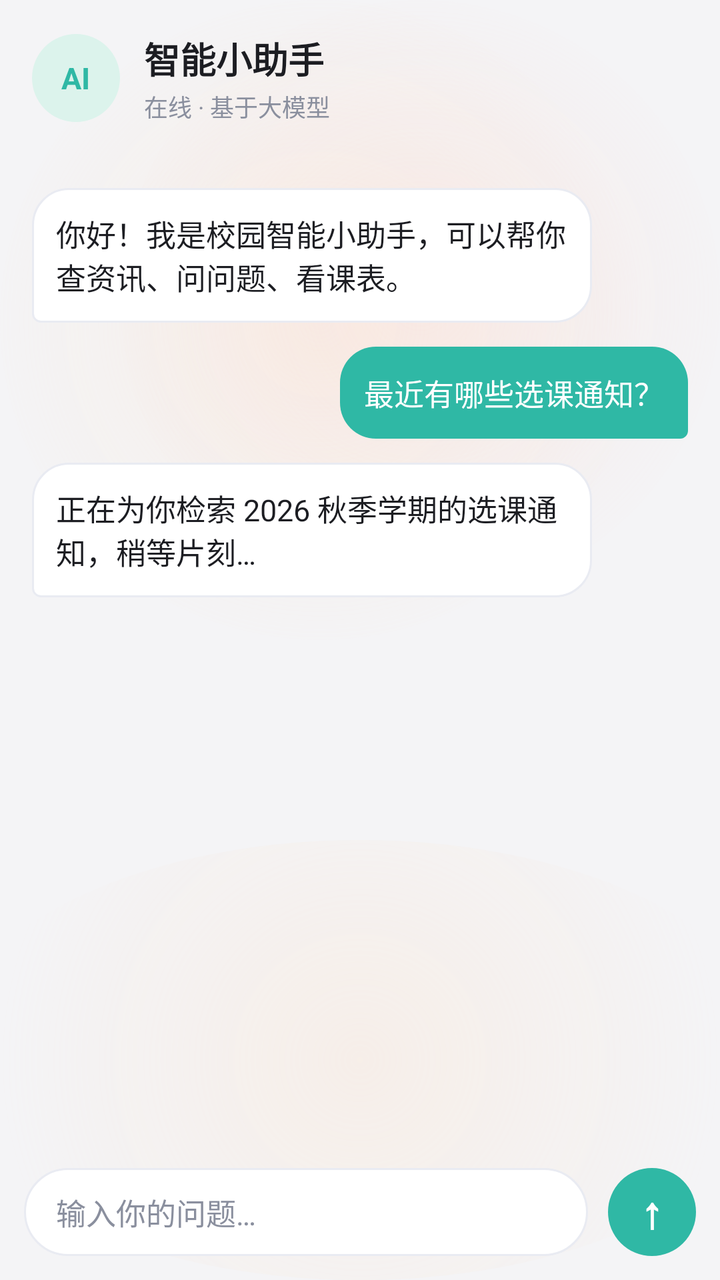
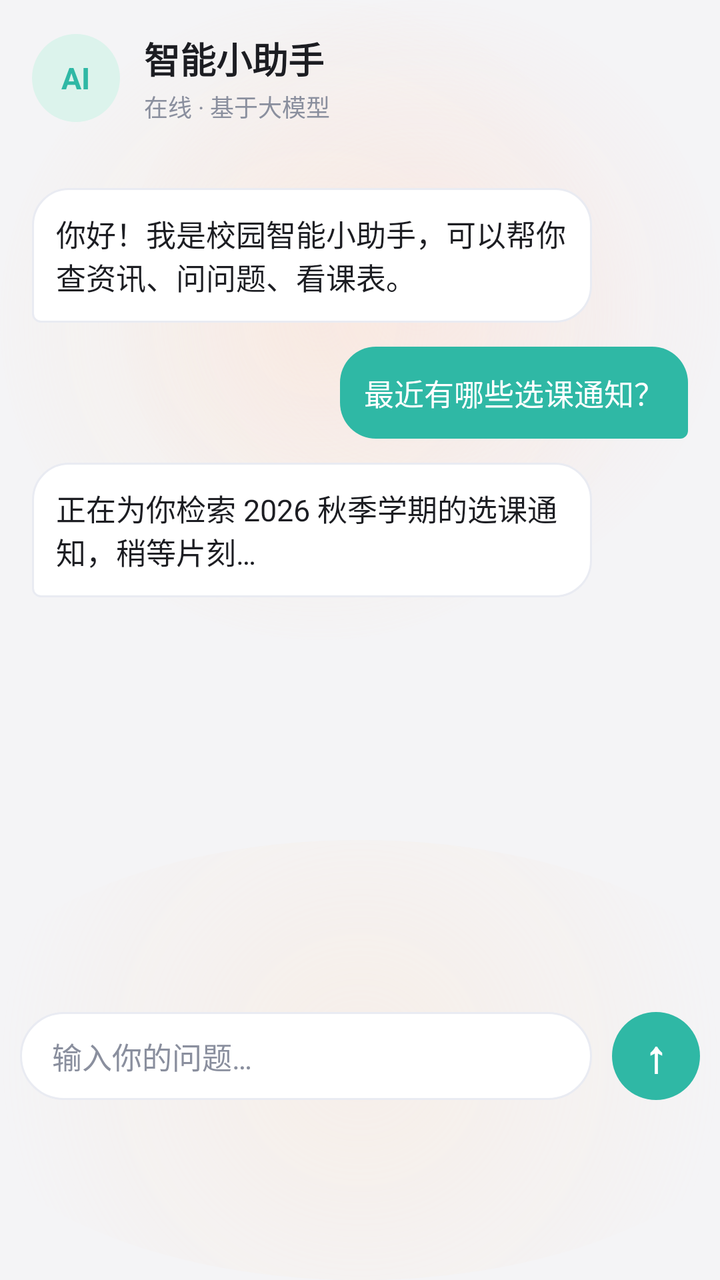

Before-and-after screenshots of an Android layout around one commit, followed by the original layout XML and the change that was made.
<!-- AndroidManifest.xml: application theme Theme.SEU_agent -->
<!-- res/layout/fragment_agent.xml -->
<?xml version="1.0" encoding="utf-8"?>
<LinearLayout xmlns:android="http://schemas.android.com/apk/res/android"
    xmlns:app="http://schemas.android.com/apk/res-auto"
    android:layout_width="match_parent"
    android:layout_height="match_parent"
    android:background="@drawable/bg_header_gradient"
    android:orientation="vertical">

    
    <LinearLayout
        android:layout_width="match_parent"
        android:layout_height="wrap_content"
        android:gravity="center_vertical"
        android:orientation="horizontal"
        android:padding="16dp">

        <FrameLayout
            android:layout_width="44dp"
            android:layout_height="44dp"
            android:background="@drawable/bg_avatar">

            <TextView
                android:layout_width="wrap_content"
                android:layout_height="wrap_content"
                android:layout_gravity="center"
                android:text="AI"
                android:textColor="@color/brand_primary"
                android:textSize="15sp"
                android:textStyle="bold" />
        </FrameLayout>

        <LinearLayout
            android:layout_width="0dp"
            android:layout_height="wrap_content"
            android:layout_marginStart="12dp"
            android:layout_weight="1"
            android:orientation="vertical">

            <TextView
                android:layout_width="wrap_content"
                android:layout_height="wrap_content"
                android:text="智能小助手"
                android:textColor="@color/text_primary"
                android:textSize="18sp"
                android:textStyle="bold" />

            <TextView
                android:layout_width="wrap_content"
                android:layout_height="wrap_content"
                android:layout_marginTop="2dp"
                android:text="在线 · 基于大模型"
                android:textColor="@color/text_secondary"
                android:textSize="12sp" />
        </LinearLayout>
    </LinearLayout>

    
    <ScrollView
        android:id="@+id/chat_scroll"
        android:layout_width="match_parent"
        android:layout_height="0dp"
        android:layout_weight="1"
        android:padding="16dp"
        android:scrollbars="none">

        <LinearLayout
            android:id="@+id/chat_container"
            android:layout_width="match_parent"
            android:layout_height="wrap_content"
            android:orientation="vertical">

            
            <LinearLayout
                android:layout_width="match_parent"
                android:layout_height="wrap_content"
                android:gravity="start"
                android:orientation="vertical">

                <TextView
                    android:layout_width="wrap_content"
                    android:layout_height="wrap_content"
                    android:background="@drawable/bg_chat_bot"
                    android:maxWidth="280dp"
                    android:padding="12dp"
                    android:text="你好！我是校园智能小助手，可以帮你查资讯、问问题、看课表。"
                    android:textColor="@color/text_primary"
                    android:textSize="15sp" />
            </LinearLayout>

            
            <LinearLayout
                android:layout_width="match_parent"
                android:layout_height="wrap_content"
                android:layout_marginTop="12dp"
                android:gravity="end"
                android:orientation="vertical">

                <TextView
                    android:layout_width="wrap_content"
                    android:layout_height="wrap_content"
                    android:background="@drawable/bg_chat_user"
                    android:maxWidth="280dp"
                    android:padding="12dp"
                    android:text="最近有哪些选课通知？"
                    android:textColor="#FFFFFF"
                    android:textSize="15sp" />
            </LinearLayout>

            
            <LinearLayout
                android:layout_width="match_parent"
                android:layout_height="wrap_content"
                android:layout_marginTop="12dp"
                android:gravity="start"
                android:orientation="vertical">

                <TextView
                    android:layout_width="wrap_content"
                    android:layout_height="wrap_content"
                    android:background="@drawable/bg_chat_bot"
                    android:maxWidth="280dp"
                    android:padding="12dp"
                    android:text="正在为你检索 2026 秋季学期的选课通知，稍等片刻…"
                    android:textColor="@color/text_primary"
                    android:textSize="15sp" />
            </LinearLayout>
        </LinearLayout>
    </ScrollView>

    
    <LinearLayout
        android:layout_width="match_parent"
        android:layout_height="wrap_content"
        android:gravity="center_vertical"
        android:orientation="horizontal"
        android:padding="12dp">

        <EditText
            android:id="@+id/et_chat_input"
            android:layout_width="0dp"
            android:layout_height="wrap_content"
            android:layout_weight="1"
            android:background="@drawable/bg_chat_input"
            android:hint="输入你的问题…"
            android:maxLines="3"
            android:minHeight="44dp"
            android:paddingStart="16dp"
            android:paddingTop="10dp"
            android:paddingEnd="16dp"
            android:paddingBottom="10dp"
            android:textColor="@color/text_primary"
            android:textColorHint="@color/text_secondary"
            android:textSize="15sp" />

        <FrameLayout
            android:layout_width="44dp"
            android:layout_height="44dp"
            android:layout_marginStart="10dp"
            android:background="@drawable/bg_send_button">

            <TextView
                android:layout_width="wrap_content"
                android:layout_height="wrap_content"
                android:layout_gravity="center"
                android:text="↑"
                android:textColor="@color/brand_on_primary"
                android:textSize="22sp"
                android:textStyle="bold" />
        </FrameLayout>
    </LinearLayout>
</LinearLayout>
<!-- resources referenced by this layout -->
<resources>
  <color name="brand_on_primary">#FFFFFFFF</color>
  <color name="brand_primary">#FF2FB8A5</color>
  <color name="text_primary">#FF1C1D22</color>
  <color name="text_secondary">#FF8A8F9E</color>
  <!-- drawable bg_avatar (drawable) -->
  <?xml version="1.0" encoding="utf-8"?>
  <shape xmlns:android="http://schemas.android.com/apk/res/android"
      android:shape="oval">
      <solid android:color="@color/brand_primary_light" />
  </shape>
  <!-- drawable bg_chat_bot (drawable) -->
  <?xml version="1.0" encoding="utf-8"?>
  <shape xmlns:android="http://schemas.android.com/apk/res/android"
      android:shape="rectangle">
      <solid android:color="@color/chat_bot_bg" />
      <corners
          android:topLeftRadius="18dp"
          android:topRightRadius="18dp"
          android:bottomLeftRadius="4dp"
          android:bottomRightRadius="18dp" />
      <stroke
          android:width="1dp"
          android:color="@color/stroke_color" />
  </shape>
  <!-- drawable bg_chat_input (drawable) -->
  <?xml version="1.0" encoding="utf-8"?>
  <shape xmlns:android="http://schemas.android.com/apk/res/android"
      android:shape="rectangle">
      <solid android:color="@color/card_bg" />
      <corners android:radius="24dp" />
      <stroke android:width="1dp" android:color="@color/stroke_color" />
  </shape>
  <!-- drawable bg_chat_user (drawable) -->
  <?xml version="1.0" encoding="utf-8"?>
  <shape xmlns:android="http://schemas.android.com/apk/res/android"
      android:shape="rectangle">
      <solid android:color="@color/chat_user_bg" />
      <corners
          android:topLeftRadius="18dp"
          android:topRightRadius="18dp"
          android:bottomLeftRadius="18dp"
          android:bottomRightRadius="4dp" />
  </shape>
  <!-- drawable bg_send_button (drawable) -->
  <?xml version="1.0" encoding="utf-8"?>
  <shape xmlns:android="http://schemas.android.com/apk/res/android"
      android:shape="oval">
      <solid android:color="@color/brand_primary" />
  </shape>
  <style name="Theme.SEU_agent" parent="Theme.MaterialComponents.DayNight.NoActionBar">
          
          <item name="colorPrimary">@color/purple_500</item>
          <item name="colorPrimaryVariant">@color/purple_700</item>
          <item name="colorOnPrimary">@color/white</item>
          
          <item name="colorSecondary">@color/teal_200</item>
          <item name="colorSecondaryVariant">@color/teal_700</item>
          <item name="colorOnSecondary">@color/black</item>
          
          <item name="android:statusBarColor">@android:color/transparent</item>
          <item name="android:windowLightStatusBar">true</item>
          
          <item name="bottomNavigationStyle">@style/Widget.App.BottomNav</item>
          
      </style>
  <color name="brand_primary_light">#FFDCF3EC</color>
  <color name="chat_bot_bg">#FFFFFFFF</color>
  <color name="stroke_color">#FFE9EBF2</color>
  <color name="card_bg">#FFFFFFFF</color>
  <color name="chat_user_bg">#FF2FB8A5</color>
  <color name="purple_500">#FF6200EE</color>
  <color name="purple_700">#FF3700B3</color>
  <color name="white">#FFFFFFFF</color>
  <color name="teal_200">#FF03DAC5</color>
  <color name="teal_700">#FF018786</color>
  <color name="black">#FF000000</color>
  <style name="Widget.App.BottomNav" parent="Widget.MaterialComponents.BottomNavigationView">
          <item name="android:background">@android:color/transparent</item>
          <item name="android:backgroundTint">@null</item>
          <item name="itemBackground">@android:color/transparent</item>
      </style>
  <!-- unchanged entries left out for length: 1 -->
</resources>

<!-- the commit's change to res/layout/fragment_agent.xml (unified diff, before → after) -->
@@ -1,10 +1,14 @@
 <?xml version="1.0" encoding="utf-8"?>
-<LinearLayout xmlns:android="http://schemas.android.com/apk/res/android"
+<FrameLayout xmlns:android="http://schemas.android.com/apk/res/android"
     xmlns:app="http://schemas.android.com/apk/res-auto"
     android:layout_width="match_parent"
     android:layout_height="match_parent"
-    android:background="@drawable/bg_header_gradient"
-    android:orientation="vertical">
+    android:background="@drawable/bg_header_gradient">
+
+    <LinearLayout
+        android:layout_width="match_parent"
+        android:layout_height="match_parent"
+        android:orientation="vertical">
 
     
     <LinearLayout
@@ -133,7 +137,10 @@
         android:layout_height="wrap_content"
         android:gravity="center_vertical"
         android:orientation="horizontal"
-        android:padding="12dp">
+        android:paddingEnd="10dp"
+        android:paddingStart="10dp"
+        android:layout_marginBottom="90dp"
+        android:padding="0dp">
 
         <EditText
             android:id="@+id/et_chat_input"
@@ -169,3 +176,4 @@
         </FrameLayout>
     </LinearLayout>
 </LinearLayout>
+</FrameLayout>
